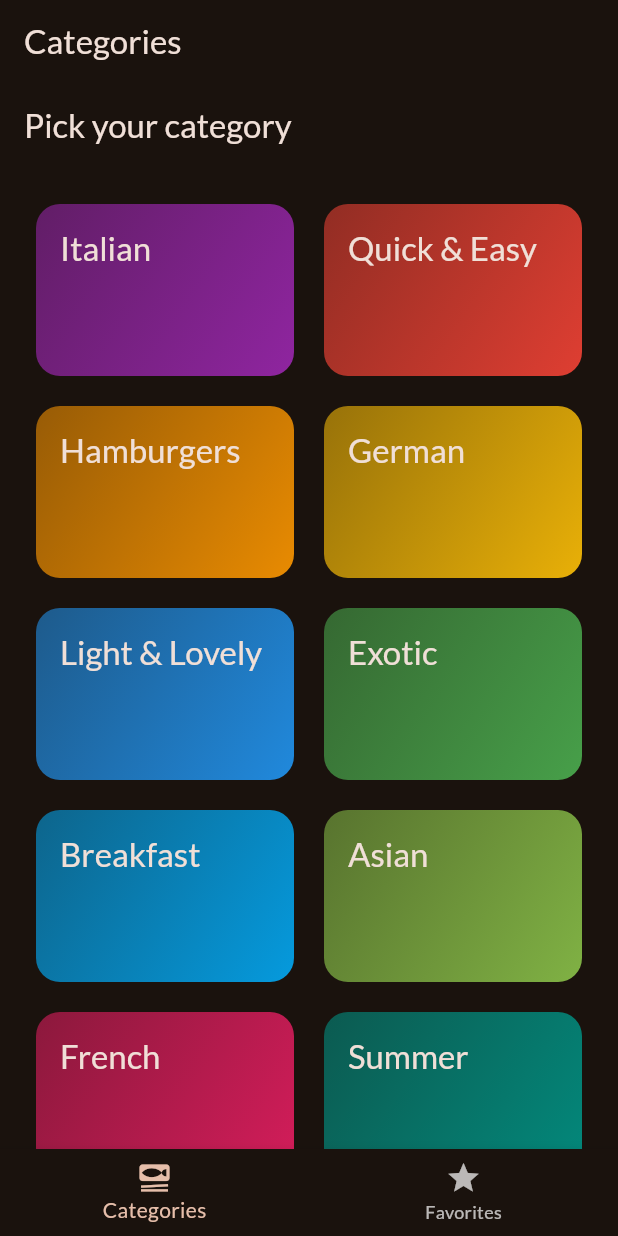
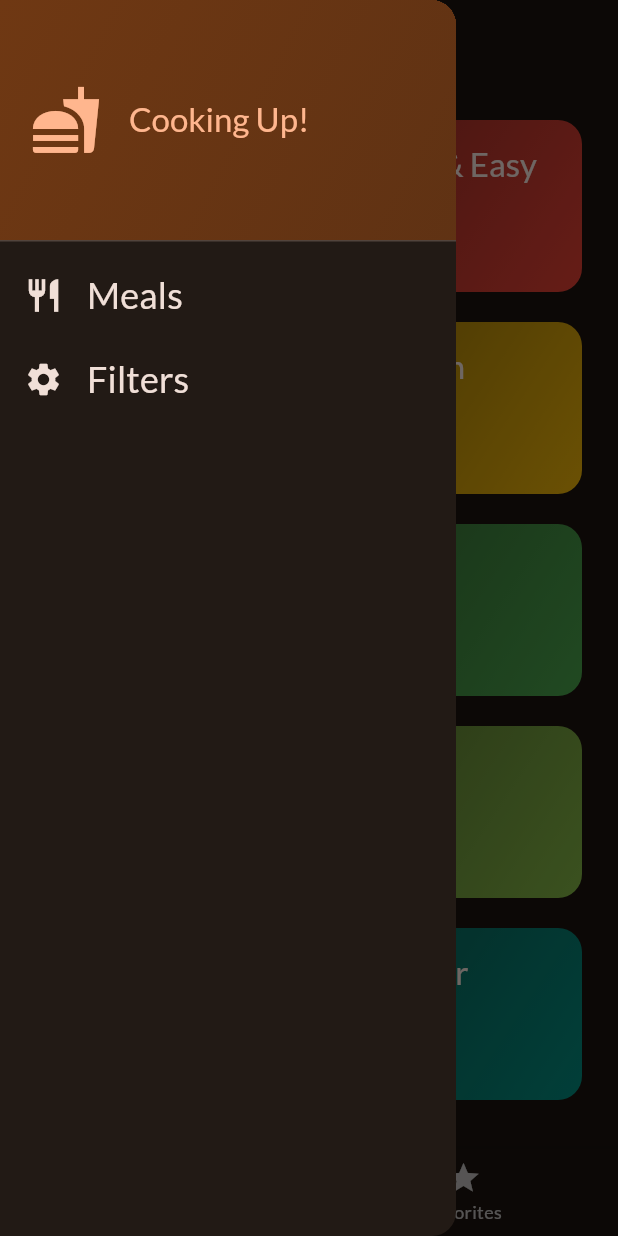
Before and after one commit to nhtthng/Meal_App, a Flutter app: the screen it shows after launch, with the side drawer open (before the commit the screen has no drawer), on a phone screen of 412 x 824 dp. Run offline on Flutter 3.47's test engine with Material 3 defaults, Android fonts, the phone set to English and light mode, and no system bars; our stand-ins replace google_fonts, transparent_image.

Commit message:
add side drawer

```diff
--- a/lib/screens/categories.dart
+++ b/lib/screens/categories.dart
@@ -1,11 +1,12 @@
 import 'package:flutter/material.dart';
 import 'package:meal_app/data/dummy_data.dart';
 import 'package:meal_app/models/category.dart';
+import 'package:meal_app/models/meal.dart';
 import 'package:meal_app/widgets/category_grid_item.dart';
 import 'package:meal_app/screens/meals.dart';
 class CategoriesScreen extends StatelessWidget {
-  const CategoriesScreen({super.key});
-
+  const CategoriesScreen({super.key, required this.onToggleFavourite});
+  final void Function(Meal meal) onToggleFavourite;
   void _SelectCategory(BuildContext context, Category category) {
     final filteredMeals = dummyMeals.where((meal) => meal.categories.contains(category.id)).toList();
     Navigator.of(context).push(
@@ -13,6 +14,7 @@ class CategoriesScreen extends StatelessWidget {
         builder: (ctx) => MealsScreen(
           title: category.title,
           meals: filteredMeals,
+          onToggleFavourite: onToggleFavourite,
         )
       )
     );
@@ -20,11 +22,7 @@ class CategoriesScreen extends StatelessWidget {
 
   @override
   Widget build(BuildContext context) {
-    return  Scaffold(
-      appBar: AppBar(
-        title: const Text('Pick your category'),
-      ),
-      body: GridView(
+    return  GridView(
         padding: const EdgeInsets.all(24),
         gridDelegate: const SliverGridDelegateWithFixedCrossAxisCount(
           crossAxisCount: 2,
@@ -39,7 +37,6 @@ class CategoriesScreen extends StatelessWidget {
                 _SelectCategory(context, category);
               })
           ],
-      ),
-    );
+      );
   }
 }
--- a/lib/screens/meals.dart
+++ b/lib/screens/meals.dart
@@ -4,13 +4,13 @@ import 'package:meal_app/screens/meal_detail.dart';
 import 'package:meal_app/widgets/meal_item.dart';
 
 class MealsScreen extends StatelessWidget {
-  const MealsScreen({super.key,  this.title, required this.meals});
+  const MealsScreen({super.key,  this.title, required this.meals, required this.onToggleFavourite});
 
   final String? title;
   final List<Meal> meals;
-
+  final void Function(Meal meal) onToggleFavourite;
   void selectMeal(BuildContext context,Meal meal){
-    Navigator.of(context).push(MaterialPageRoute(builder: (ctx) => MealDetailsScreen(meal: meal),),);
+    Navigator.of(context).push(MaterialPageRoute(builder: (ctx) => MealDetailsScreen(meal: meal, onToggleFavourite: onToggleFavourite,),),);
   }
 
   @override
--- a/lib/screens/tabs.dart
+++ b/lib/screens/tabs.dart
@@ -1,6 +1,8 @@
 import 'package:flutter/material.dart';
+import 'package:meal_app/models/meal.dart';
 import 'package:meal_app/screens/categories.dart';
 import 'package:meal_app/screens/meals.dart';
+import 'package:meal_app/widgets/main_drawer.dart';
 
 class TabsScreen extends StatefulWidget {
   const TabsScreen({super.key});
@@ -11,6 +13,30 @@ class TabsScreen extends StatefulWidget {
 
 class _TabsScreenState extends State<TabsScreen> {
   int _selectedPageIndex = 0;
+  final List<Meal> _favoriteMeals = [];
+
+  void _showInfoMessage(String message){
+    ScaffoldMessenger.of(context).clearSnackBars();
+    ScaffoldMessenger.of(context).showSnackBar(
+      SnackBar(content: Text(message), duration: const Duration(seconds: 2),)
+    );
+  }
+
+  void _toggleMealFavouriteStatus(Meal meal){
+    final isExisting = _favoriteMeals.contains(meal);
+    if(isExisting){
+      setState(() {
+        _favoriteMeals.remove(meal);
+      });
+      _showInfoMessage('Meal is no longer a favourite.');
+    }
+    else{
+      setState(() {
+        _favoriteMeals.add(meal);
+      });
+      _showInfoMessage('Marked as a favourite.');
+    }
+  }
 
   void _selectPage(int index){
     setState(() {
@@ -20,11 +46,11 @@ class _TabsScreenState extends State<TabsScreen> {
   @override
   Widget build(BuildContext context) {
 
-    Widget activePage = const CategoriesScreen();
+    Widget activePage =  CategoriesScreen(onToggleFavourite: _toggleMealFavouriteStatus,);
     var activePageTitle = 'Categories';
     if(_selectedPageIndex == 1){
       // activePage = const FavoritesScreen();
-      activePage = MealsScreen(meals: []);
+      activePage = MealsScreen(meals: _favoriteMeals, onToggleFavourite: _toggleMealFavouriteStatus,);
       activePageTitle = 'Your Favorites';
     }
 
@@ -32,6 +58,7 @@ class _TabsScreenState extends State<TabsScreen> {
       appBar: AppBar(
         title:  Text(activePageTitle),
       ),
+      drawer: const MainDrawer(),
       body: activePage,
       bottomNavigationBar: BottomNavigationBar(
         onTap: _selectPage,
--- /dev/null
+++ b/lib/widgets/main_drawer.dart
@@ -0,0 +1,53 @@
+import 'package:flutter/material.dart';
+
+class MainDrawer extends StatelessWidget {
+  const MainDrawer({super.key});
+
+  @override
+  Widget build(BuildContext context) {
+    return Drawer(
+      child: Column(
+        children: [
+          DrawerHeader(
+            padding: const EdgeInsets.all(20),
+            decoration: BoxDecoration(
+              gradient: LinearGradient(
+                colors: [
+                  Theme.of(context).colorScheme.primaryContainer,
+                  Theme.of(context).colorScheme.primaryContainer.withOpacity(0.8),
+                ],
+                begin: Alignment.topLeft,
+                end: Alignment.bottomRight,
+              )
+            ),
+            child: Row(children: [
+              Icon(Icons.fastfood, size: 48,color: Theme.of(context).colorScheme.primary,),
+              const SizedBox(width: 18,),
+              Text('Cooking Up!', style: Theme.of(context).textTheme.titleLarge!.copyWith(color: Theme.of(context).colorScheme.primary),),
+            ],),
+          ),
+          ListTile(
+            leading: Icon(Icons.restaurant, size: 26, color: Theme.of(context).colorScheme.onBackground,),
+            title: Text('Meals', style: Theme.of(context).textTheme.titleSmall!.copyWith(color: Theme.of(context).colorScheme.onBackground,fontSize: 24),
+
+          ),
+          onTap: () {
+
+          },
+          ),
+          ListTile(
+            leading: Icon(Icons.settings, size: 26, color: Theme.of(context).colorScheme.onBackground,),
+            title: Text('Filters', style: Theme.of(context).textTheme.titleSmall!.copyWith(color: Theme.of(context).colorScheme.onBackground,fontSize: 24),
+
+          ),
+          onTap: () {
+
+          },
+          )
+        ],
+
+      ),
+
+    );
+  }
+}
```
Also changed, not shown: lib/screens/meal_detail.dart (+8 -1 lines).
